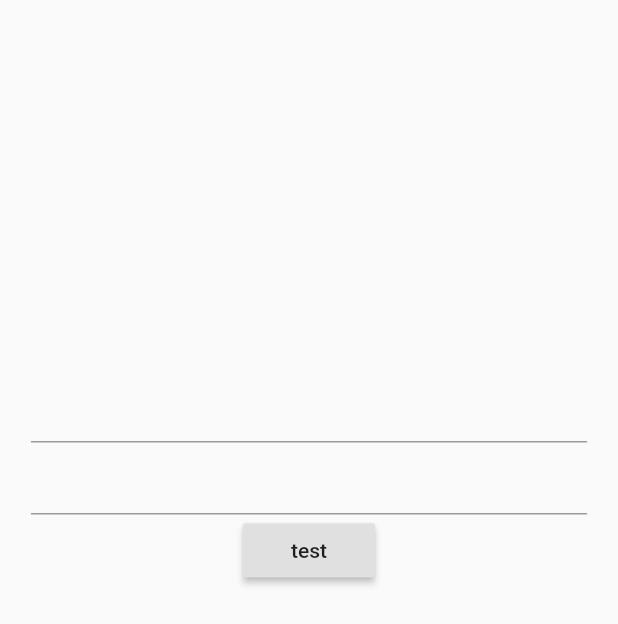
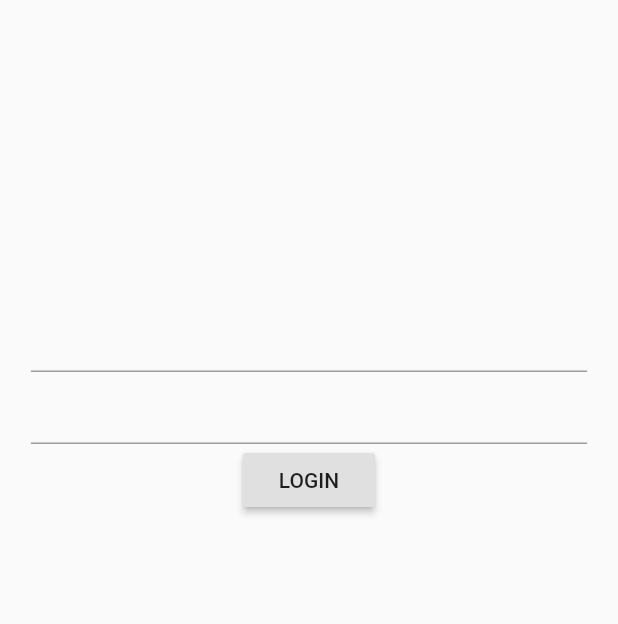
Before and after one commit to KouT127/attendance_management_client, a Flutter app: the screen it shows after launch, on a phone screen of 412 x 824 dp. Shown: the top 624 px of the screen. Run offline on Flutter 3.47's test engine with Material 2 defaults, Android fonts, the phone set to English and light mode, and no system bars; our stand-ins replace firebase_auth; missing offline and left inert: firebase_auth_web, firebase_core_web; accounts and stored records are empty.

Commit message:
modify: create login state model

```diff
--- a/lib/app.dart
+++ b/lib/app.dart
@@ -33,16 +33,15 @@ class Providers extends StatelessWidget {
 
 class App extends StatelessWidget {
   App({
-    GlobalKey<NavigatorState> navigatorKey,
-  })  : assert(navigatorKey != null),
-        this.navigatorKey = navigatorKey;
+    this.navigatorKey,
+  });
 
   final GlobalKey<NavigatorState> navigatorKey;
 
   @override
   Widget build(BuildContext context) {
     return MaterialApp(
-      home: LoginPage(),
+      home: LoginProvider(),
       navigatorKey: navigatorKey,
       routes: {
         '/login': (context) => LoginPage(),
--- /dev/null
+++ b/lib/pages/common.dart
@@ -0,0 +1,20 @@
+import 'package:flutter/widgets.dart';
+import 'package:provider/provider.dart';
+
+import 'login/model.dart';
+
+// TODO: use abstract class
+class WrapProvider<T extends Model> extends StatelessWidget {
+  const WrapProvider({Key key, this.model, this.child}) : super(key: key);
+
+  final T model;
+  final Widget child;
+
+  @override
+  Widget build(BuildContext context) {
+    return ChangeNotifierProvider<T>(
+      create: (_) => Model.create(context),
+      child: child,
+    );
+  }
+}
--- a/lib/pages/login/login_page.dart
+++ b/lib/pages/login/login_page.dart
@@ -4,17 +4,28 @@ import 'package:provider/provider.dart';
 
 import 'model.dart';
 
+class LoginProvider extends StatelessWidget {
+  const LoginProvider({Key key}) : super(key: key);
+
+  @override
+  Widget build(BuildContext context) {
+    return ChangeNotifierProvider(
+      create: (_) => Model.create(context),
+      child: const LoginPage(),
+    );
+  }
+}
+
 class LoginPage extends StatelessWidget {
+  const LoginPage({Key key}) : super(key: key);
+
   static final loginPath = '/login';
 
   @override
   Widget build(BuildContext context) {
-    return ChangeNotifierProvider<Model>(
-      create: (_) => Model.initialize(context),
-      child: Builder(
-        builder: (context) {
     final model = Provider.of<Model>(context);
     return Scaffold(
+      key: key,
       body: SafeArea(
         child: Center(
           child: FractionallySizedBox(
@@ -26,25 +37,32 @@ class LoginPage extends StatelessWidget {
                     SizedBox(
                       height: 100,
                     ),
-                          Text(
-                            model?.user?.email ?? '',
-                            style: TextStyle(
-                              fontSize: 40,
-                            ),
-                            textScaleFactor: 1,
-                          ),
                     SizedBox(
                       height: 100,
                     ),
                   ],
                 ),
-                      TextField(),
-                      TextField(),
+                Form(
+                  child: Column(
+                    children: <Widget>[
+                      TextFormField(
+                        textInputAction: TextInputAction.next,
+                        onChanged: model.handleChangeEmail,
+                        onFieldSubmitted: (_) => FocusScope.of(context)
+                            .requestFocus(model.passwordNode),
+                      ),
+                      TextFormField(
+                        focusNode: model.passwordNode,
+                        onChanged: model.handleChangePassword,
+                      ),
+                    ],
+                  ),
+                ),
                 RaisedButton(
                   onPressed: () {
                     model.login();
                   },
-                        child: Text('test'),
+                  child: Text('LOGIN'),
                 )
               ],
             ),
@@ -52,8 +70,5 @@ class LoginPage extends StatelessWidget {
         ),
       ),
     );
-        },
-      ),
-    );
   }
 }
--- a/lib/pages/login/model.dart
+++ b/lib/pages/login/model.dart
@@ -1,30 +1,56 @@
-import 'package:attendance_management/models/user.dart';
 import 'package:attendance_management/services/app_navigator.dart';
 import 'package:attendance_management/services/auth.dart';
 import 'package:flutter/widgets.dart';
 import 'package:provider/provider.dart';
 
-import 'login_page.dart';
+class Model extends ChangeNotifier {
+  Model({
+    @required this.context,
+    @required this.navigator,
+    @required this.auth,
+  }) {
+    initialize();
+  }
 
-class Model extends ChangeNotifier {
-  Model(navigator, auth)
-      : this._navigator = navigator,
-        this._auth = auth;
+  final BuildContext context;
+  final AppNavigator navigator;
+  final Auth auth;
+  String email;
+  String password;
+  FocusNode emailNode;
+  FocusNode passwordNode;
 
-  AppNavigator _navigator;
-  Auth _auth;
-
-  factory Model.initialize(BuildContext context) {
+  factory Model.create(BuildContext context) {
     final navigator = Provider.of<AppNavigator>(context);
     final auth = Provider.of<Auth>(context);
-    return Model(navigator, auth);
+    return Model(
+      context: context,
+      navigator: navigator,
+      auth: auth,
+    );
   }
 
-  User get user {
-    return _auth.user;
+  void initialize() {
+    print('initialize');
+    emailNode = FocusNode();
+    passwordNode = FocusNode();
+  }
+
+  void disposeModel() {
+    emailNode.dispose();
+    passwordNode.dispose();
+  }
+
+  void handleChangeEmail(String email) {
+    this.email = email;
+  }
+
+  void handleChangePassword(String password) {
+    this.password = password;
   }
 
   void login() {
-    _navigator.pushNamed(LoginPage.loginPath);
+    print(email);
+    print(password);
   }
 }
```
Lines whose indentation alone changed are shown as unchanged.
